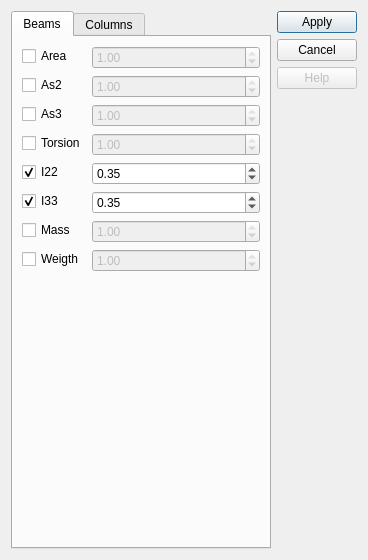
Old version of the form widgets/assign/assign_modifiers.ui in the repository ebrahimraeyat/civilTools.
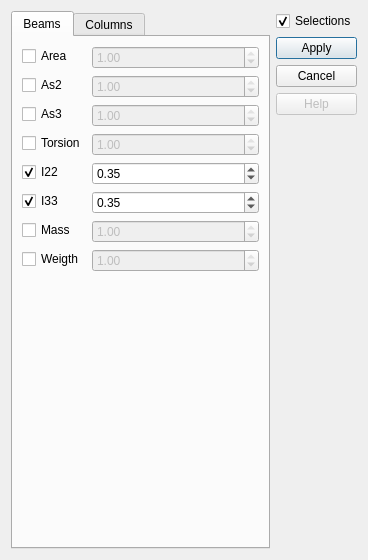
New version of the form. Icons and pictures are not drawn.

Commit message: Apply modifiers only to selections

```diff
--- a/widgets/assign/assign_modifiers.ui
+++ b/widgets/assign/assign_modifiers.ui
@@ -417,6 +417,16 @@
    </item>
    <item>
     <layout class="QVBoxLayout" name="verticalLayout">
+     <item>
+      <widget class="QCheckBox" name="selected_obj">
+       <property name="text">
+        <string>Selections</string>
+       </property>
+       <property name="checked">
+        <bool>true</bool>
+       </property>
+      </widget>
+     </item>
      <item>
       <widget class="QPushButton" name="apply_to_etabs_button">
        <property name="toolTip">
```
The commit also changes 1 other file.
